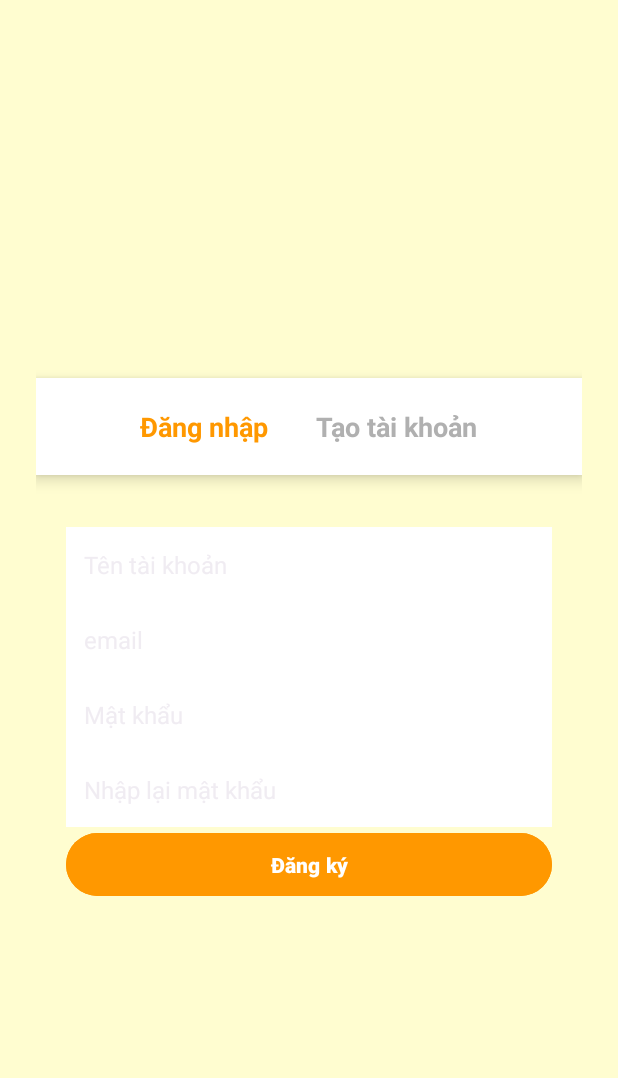
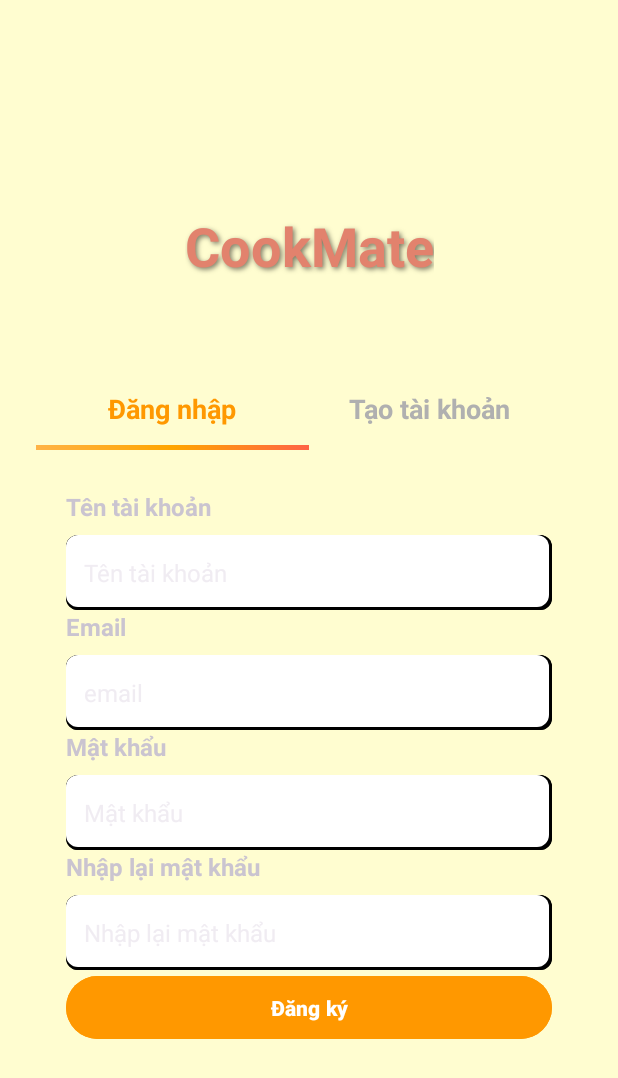
Before and after one commit to TuNoCode123/project_android, an Android app: the fragment signin placed in its activity, on a phone screen of 412 x 824 dp. Shown: the top 1078 px of the screen. Run offline under Robolectric (Android 15) with nearby library versions, the phone set to English and light mode, and no system bars; our stand-ins replace Firebase (no records; nobody signed in at launch, a user with empty details on screens opened directly); 1 statement that could not run was skipped.

Commit message:
fix layout

```diff
--- a/build.gradle.kts
+++ b/build.gradle.kts
@@ -1,6 +1,6 @@
 plugins {
     alias(libs.plugins.android.application)
-    alias(libs.plugins.google.services)
+    alias(libs.plugins.google.gms.google.services)
 }
 
 android {
--- a/src/main/java/com/example/formular_cookie/LoginActivity.java
+++ b/src/main/java/com/example/formular_cookie/LoginActivity.java
@@ -16,17 +16,25 @@ import androidx.fragment.app.FragmentTransaction;
 public class LoginActivity extends AppCompatActivity {
 
     private TextView tvLogin, tvRegister;
+    private View underlineLogin;
+    private View underlineRegister;
     @Override
     protected void onCreate(Bundle savedInstanceState) {
         super.onCreate(savedInstanceState);
         setContentView(R.layout.activity_login);
         tvLogin = findViewById(R.id.tvLogin);
         tvRegister = findViewById(R.id.tvRegister);
+        underlineLogin = findViewById(R.id.underlineLogin);
+        underlineRegister = findViewById(R.id.underlineRegister);
         switchToFragment(new login());
 
         tvLogin.setOnClickListener(new View.OnClickListener() {
             @Override
             public void onClick(View v) {
+                tvLogin.setTextColor(Color.parseColor("#FF9800"));
+                tvRegister.setTextColor(Color.parseColor("#B0B0B0"));
+                underlineLogin.setVisibility(View.VISIBLE);
+                underlineRegister.setVisibility(View.INVISIBLE);
                 switchToFragment(new login());
                 animateTextColor(tvLogin, tvRegister);
             }
@@ -34,6 +42,10 @@ public class LoginActivity extends AppCompatActivity {
         tvRegister.setOnClickListener(new View.OnClickListener() {
             @Override
             public void onClick(View v) {
+                tvLogin.setTextColor(Color.parseColor("#B0B0B0"));
+                tvRegister.setTextColor(Color.parseColor("#FF9800"));
+                underlineLogin.setVisibility(View.INVISIBLE);
+                underlineRegister.setVisibility(View.VISIBLE);
                 switchToFragment(new signin());
                 animateTextColor(tvRegister, tvLogin);
             }
--- a/src/main/java/com/example/formular_cookie/MainActivity.java
+++ b/src/main/java/com/example/formular_cookie/MainActivity.java
@@ -53,8 +53,7 @@ public class MainActivity extends AppCompatActivity {
                     Toast.makeText(MainActivity.this, "Mua sắm", Toast.LENGTH_SHORT).show();
                     return true;
                 } else if (itemId == R.id.nav_account) {
-                    Toast.makeText(MainActivity.this, "Tài khoản", Toast.LENGTH_SHORT).show();
-                    return true;
+                    selectedFragment = new Account();
                 }
 
                 if (selectedFragment != null) {
--- /dev/null
+++ b/src/main/res/drawable/edit_text_background.xml
@@ -0,0 +1,29 @@
+<?xml version="1.0" encoding="utf-8"?>
+<layer-list xmlns:android="http://schemas.android.com/apk/res/android">
+
+    <!-- most important is order of layers -->
+
+    <!-- Bottom right side 2dp Shadow -->
+    <item >
+        <shape android:shape="rectangle">
+            <solid android:color="#000000" />
+            <corners android:radius="8dp" />
+        </shape>
+    </item>
+
+    <!-- Bottom 2dp Shadow -->
+    <item>
+        <shape android:shape="rectangle">
+            <solid android:color="#000000" />
+            <corners android:radius="8dp" />
+        </shape>
+    </item>
+
+    <!-- White Top color -->
+    <item android:bottom="3px" android:right="3px">
+        <shape android:shape="rectangle">
+            <solid android:color="#FFFFFF" />
+            <corners android:radius="8dp" />
+        </shape>
+    </item>
+</layer-list>
--- /dev/null
+++ b/src/main/res/drawable/underline_gradient.xml
@@ -0,0 +1,9 @@
+<?xml version="1.0" encoding="utf-8"?>
+<shape xmlns:android="http://schemas.android.com/apk/res/android"
+    android:shape="rectangle">
+    <gradient
+        android:startColor="#FFB347"
+        android:centerColor="#FFA500"
+        android:endColor="#FF6347"
+        android:angle="0"/>
+</shape>
--- a/src/main/res/layout/activity_login.xml
+++ b/src/main/res/layout/activity_login.xml
@@ -8,20 +8,44 @@
     android:background="#FFFDD0"
     android:padding="24dp">
 
+    <TextView
+        android:id="@+id/tvLogo3"
+        android:layout_width="wrap_content"
+        android:layout_height="wrap_content"
+        android:layout_centerInParent="true"
+        android:layout_marginBottom="64dp"
+        android:shadowColor="#80000000"
+        android:shadowDx="2"
+        android:shadowDy="2"
+        android:shadowRadius="4"
+        android:text="CookMate"
+        android:textColor="#E2826D"
+        android:textSize="36sp"
+        android:textStyle="bold"
+        app:layout_constraintBottom_toTopOf="@+id/tabLayout"
+        app:layout_constraintEnd_toEndOf="parent"
+        app:layout_constraintStart_toStartOf="parent" />
+
     <LinearLayout
         android:id="@+id/tabLayout"
         android:layout_width="0dp"
         android:layout_height="wrap_content"
-        android:layout_marginTop="228dp"
-        android:background="@android:color/white"
+        android:orientation="horizontal"
+        android:gravity="center"
         android:elevation="6dp"
-        android:gravity="center"
-        android:orientation="horizontal"
-        android:padding="12dp"
+        app:layout_constraintTop_toTopOf="parent"
+        app:layout_constraintStart_toStartOf="parent"
         app:layout_constraintEnd_toEndOf="parent"
-        app:layout_constraintHorizontal_bias="0.0"
-        app:layout_constraintStart_toStartOf="parent"
-        app:layout_constraintTop_toTopOf="parent">
+        app:layout_constraintHorizontal_bias="0.5"
+        android:layout_marginTop="228dp">
+
+        <LinearLayout
+            android:layout_weight="1"
+            android:id="@+id/tabLogin"
+            android:layout_width="match_parent"
+            android:layout_height="wrap_content"
+            android:orientation="vertical"
+            android:gravity="center">
 
             <TextView
                 android:id="@+id/tvLogin"
@@ -32,11 +56,28 @@
                 android:text="Đăng nhập"
                 android:textColor="#FF9800"
                 android:textSize="18sp"
-            android:textStyle="bold" />
+                android:textStyle="bold"/>
+
+            <View
+                android:id="@+id/underlineLogin"
+                android:layout_width="match_parent"
+                android:layout_height="3dp"
+                android:layout_marginTop="4dp"
+                android:background="@drawable/underline_gradient" />
+        </LinearLayout>
+
+        <LinearLayout
+            android:id="@+id/tabRegister"
+            android:layout_weight="1"
+            android:layout_width="match_parent"
+            android:layout_height="wrap_content"
+            android:orientation="vertical"
+            android:gravity="center"
+            android:layout_marginStart="24dp">
 
             <TextView
                 android:id="@+id/tvRegister"
-            android:layout_width="wrap_content"
+                android:layout_width="185dp"
                 android:layout_height="wrap_content"
                 android:paddingHorizontal="16dp"
                 android:paddingVertical="8dp"
@@ -44,6 +85,15 @@
                 android:textColor="#B0B0B0"
                 android:textSize="18sp"
                 android:textStyle="bold" />
+
+            <View
+                android:id="@+id/underlineRegister"
+                android:layout_width="match_parent"
+                android:layout_height="3dp"
+                android:layout_marginTop="4dp"
+                android:visibility="invisible"
+                android:background="@drawable/underline_gradient" />
+        </LinearLayout>
     </LinearLayout>
 
     <androidx.cardview.widget.CardView
--- a/src/main/res/layout/signup.xml
+++ b/src/main/res/layout/signup.xml
@@ -7,41 +7,69 @@
     android:gravity="center"
     android:background="#FFFDD0"
     android:padding="20dp">
+    <TextView
+        android:layout_width="match_parent"
+        android:layout_height="wrap_content"
+        android:text="Tên tài khoản"
+        android:textSize="16sp"
+        android:textStyle="bold"
+        android:layout_marginBottom="8dp"/>
 
     <EditText
         android:id="@+id/username"
         android:layout_width="match_parent"
         android:layout_height="50dp"
-        android:background="@android:color/white"
+        android:background="@drawable/edit_text_background"
         android:hint="Tên tài khoản"
         android:padding="12dp"
         android:textSize="16sp" />
+    <TextView
+        android:layout_width="match_parent"
+        android:layout_height="wrap_content"
+        android:text="Email"
+        android:textSize="16sp"
+        android:textStyle="bold"
+        android:layout_marginBottom="8dp"/>
 
     <EditText
         android:id="@+id/email"
         android:layout_width="match_parent"
         android:layout_height="50dp"
-        android:background="@android:color/white"
+        android:background="@drawable/edit_text_background"
         android:hint="email"
         android:padding="12dp"
         android:textSize="16sp" />
+    <TextView
+        android:layout_width="match_parent"
+        android:layout_height="wrap_content"
+        android:text="Mật khẩu"
+        android:textSize="16sp"
+        android:textStyle="bold"
+        android:layout_marginBottom="8dp"/>
 
     <EditText
         android:id="@+id/password"
         android:layout_width="match_parent"
         android:layout_height="50dp"
-        android:background="@android:color/white"
+        android:background="@drawable/edit_text_background"
         android:hint="Mật khẩu"
         android:inputType="textPassword"
         android:padding="12dp"
         android:textSize="16sp" />
+    <TextView
+        android:layout_width="match_parent"
+        android:layout_height="wrap_content"
+        android:text="Nhập lại mật khẩu"
+        android:textSize="16sp"
+        android:textStyle="bold"
+        android:layout_marginBottom="8dp"/>
 
     <EditText
         android:id="@+id/repassword"
         android:layout_width="match_parent"
         android:layout_height="50dp"
         android:hint="Nhập lại mật khẩu"
-        android:background="@android:color/white"
+        android:background="@drawable/edit_text_background"
         android:padding="12dp"
         android:textSize="16sp"
         android:inputType="textPassword"/>
```
Also changed, not shown: gradle.properties (added, +21 -0 lines), gradle/libs.versions.toml (added, +27 -0 lines), settings.gradle.kts (added, +23 -0 lines), src/main/java/com/example/formular_cookie/Account.java (added, +37 -0 lines), src/main/res/layout/account.xml (added, +21 -0 lines), src/main/res/layout/login.xml (+16 -3 lines), gradle/wrapper/gradle-wrapper.properties (added), 4 other files. Lines whose indentation alone changed are shown as unchanged.
